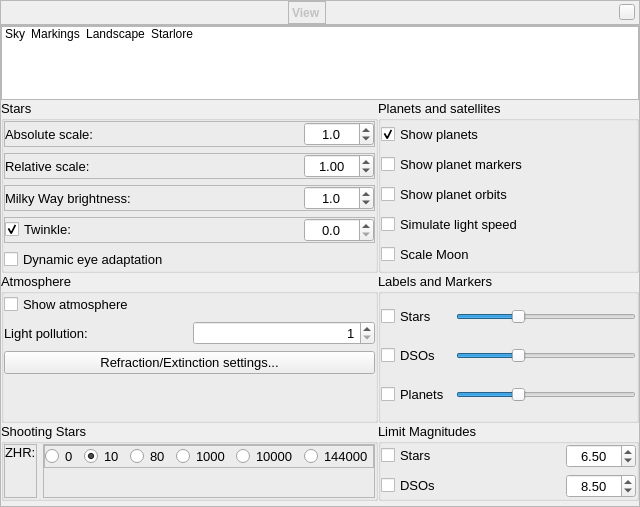
Before: the Qt Designer form src/gui/viewDialog.ui in 519984307/stellarium_src, drawn with Qt 5.
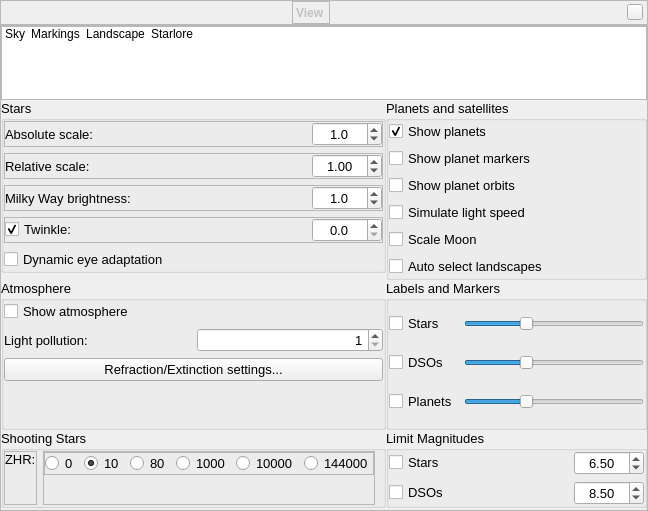
After: the same form once the commit is applied. Icons and pictures are not drawn. Custom widgets are drawn as their Qt base class.

Commit message: added option for autoselection of landscapes when planet is changed

```diff
--- a/src/gui/viewDialog.ui
+++ b/src/gui/viewDialog.ui
@@ -6,8 +6,8 @@
    <rect>
     <x>0</x>
     <y>0</y>
-    <width>587</width>
-    <height>507</height>
+    <width>648</width>
+    <height>511</height>
    </rect>
   </property>
   <property name="font">
@@ -525,6 +525,16 @@
                </property>
               </widget>
              </item>
+             <item>
+              <widget class="QCheckBox" name="autoChangeLandscapesCheckBox">
+               <property name="toolTip">
+                <string>Automatic change of landscape when planet is changed</string>
+               </property>
+               <property name="text">
+                <string>Auto select landscapes</string>
+               </property>
+              </widget>
+             </item>
             </layout>
            </widget>
           </item>
```
The commit also changes 6 other files.
